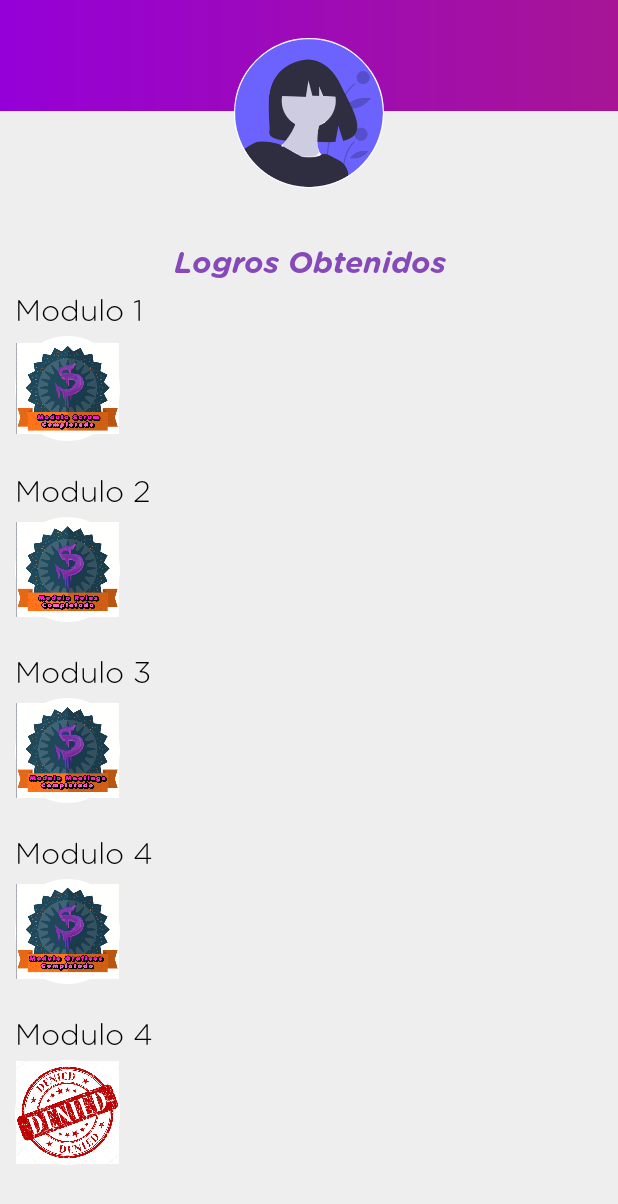
After one commit to PauCasado/TPEspecialMetodologia, an Android app: the LogrosActivity screen opened directly, with no data from a screen before it, on a phone screen of 412 x 824 dp. The commit adds this screen. Shown: the top 1204 px of the screen. Run offline under Robolectric (Android 15) with nearby library versions, the phone set to English and light mode, and no system bars.

Commit message:
se implemento la pantalla de logros

```diff
--- a/Android/app/build.gradle
+++ b/Android/app/build.gradle
@@ -53,6 +53,7 @@ dependencies {
     implementation 'androidx.navigation:navigation-fragment:2.3.0'
     implementation 'androidx.navigation:navigation-ui:2.3.0'
     implementation 'com.google.firebase:firebase-database:19.5.1'
+    implementation 'androidx.lifecycle:lifecycle-extensions:2.1.0'
     testImplementation 'junit:junit:4.12'
     androidTestImplementation 'androidx.test:runner:1.2.0'
     androidTestImplementation 'androidx.test.espresso:espresso-core:3.2.0'
--- a/Android/app/src/main/AndroidManifest.xml
+++ b/Android/app/src/main/AndroidManifest.xml
@@ -15,7 +15,8 @@
         android:theme="@style/AppTheme"
         tools:ignore="GoogleAppIndexingWarning"
         tools:replace="android:icon,android:theme">
-        <activity android:name=".presentation.view.activity.PosicionesActivity"></activity>
+        <activity android:name=".presentation.view.activity.LogrosActivity"></activity>
+        <activity android:name=".presentation.view.activity.PosicionesActivity" />
         <activity
             android:name=".presentation.view.activity.SplashScreen"
             android:noHistory="true"
--- a/Android/app/src/main/java/ar/edu/uade/scrumgame/presentation/presenter/ProfilePresenter.java
+++ b/Android/app/src/main/java/ar/edu/uade/scrumgame/presentation/presenter/ProfilePresenter.java
@@ -88,6 +88,7 @@ public class ProfilePresenter implements Presenter {
         },null);
     }
 
+
     private final class GetLoggedInUserObserver extends DefaultObserver<User> {
         @Override
         public void onNext(User loggedInUser) {
--- /dev/null
+++ b/Android/app/src/main/java/ar/edu/uade/scrumgame/presentation/view/activity/LogrosActivity.java
@@ -0,0 +1,18 @@
+package ar.edu.uade.scrumgame.presentation.view.activity;
+
+import androidx.appcompat.app.AppCompatActivity;
+
+import android.os.Bundle;
+
+import ar.edu.uade.scrumgame.R;
+import ar.edu.uade.scrumgame.presentation.view.fragment.ProfileFragment;
+
+public class LogrosActivity extends AppCompatActivity {
+
+    @Override
+    protected void onCreate(Bundle savedInstanceState) {
+        super.onCreate(savedInstanceState);
+        setContentView(R.layout.activity_logros);
+
+    }
+}
--- a/Android/app/src/main/java/ar/edu/uade/scrumgame/presentation/view/activity/MenuActivity.java
+++ b/Android/app/src/main/java/ar/edu/uade/scrumgame/presentation/view/activity/MenuActivity.java
@@ -74,9 +74,7 @@ public class MenuActivity extends BaseActivity implements HasComponent<LevelComp
     @Override
     public void tabla() {
         Intent intent = new Intent(MenuActivity.this,PosicionesActivity.class);
-       /* EditText editText = (EditText) findViewById(R.id.tabla_pos);*/
         startActivity(intent);
-
 
     }
 }
--- a/Android/app/src/main/java/ar/edu/uade/scrumgame/presentation/view/activity/PosicionesActivity.java
+++ b/Android/app/src/main/java/ar/edu/uade/scrumgame/presentation/view/activity/PosicionesActivity.java
@@ -33,11 +33,10 @@ public class PosicionesActivity extends AppCompatActivity {
         super.onCreate(savedInstanceState);
         setContentView(R.layout.activity_posiciones);
 
-       /* mTextViewDataApellido = (TextView) findViewById(R.id.textViewDataApellido);
+        mTextViewDataApellido = (TextView) findViewById(R.id.textViewDataApellido);
         //mTextViewDataNombre = (TextView) findViewById(R.id.textViewDataNombre);
         //mTextViewDataPuntaje = (TextView) findViewById(R.id.textViewDataPuntaje);
         mDatabase = FirebaseDatabase.getInstance().getReference();
-
         mDatabase.child("tabla_posiciones").addValueEventListener(new ValueEventListener() {
             @Override
             public void onDataChange(@NonNull DataSnapshot dataSnapshot) {
@@ -45,18 +44,15 @@ public class PosicionesActivity extends AppCompatActivity {
                     String apellido = dataSnapshot.child("apellido").getValue().toString();
                     String nombre = dataSnapshot.child("nombre").getValue().toString();
                     int puntaje = Integer.parseInt(dataSnapshot.child("puntaje").getValue().toString());
-
                     mTextViewDataApellido.setText(apellido + " " + nombre + " " + puntaje);
                     //mTextViewDataNombre.setText("El nombre es: " + nombre);
                     //mTextViewDataPuntaje.setText("El puntaje es: " + puntaje);
                 }
             }
-
             @Override
             public void onCancelled(@NonNull DatabaseError error) {
-
             }
-        });*/
+        });
     }
 
 
--- a/Android/app/src/main/java/ar/edu/uade/scrumgame/presentation/view/activity/ProfileActivity.java
+++ b/Android/app/src/main/java/ar/edu/uade/scrumgame/presentation/view/activity/ProfileActivity.java
@@ -1,5 +1,6 @@
 package ar.edu.uade.scrumgame.presentation.view.activity;
 
+import android.content.Intent;
 import android.os.Bundle;
 import android.view.Window;
 import ar.edu.uade.scrumgame.R;
@@ -40,4 +41,13 @@ public class ProfileActivity extends BaseActivity implements HasComponent<LevelC
     public void onLoggedOut() {
         this.navigator.navigateToLogin(this);
     }
+
+    @Override
+    public void verLogros() {
+        Intent intent = new Intent(ProfileActivity.this,LogrosActivity.class);
+        startActivity(intent);
+
+    }
+
+
 }
--- a/Android/app/src/main/java/ar/edu/uade/scrumgame/presentation/view/fragment/MenuFragment.java
+++ b/Android/app/src/main/java/ar/edu/uade/scrumgame/presentation/view/fragment/MenuFragment.java
@@ -2,15 +2,12 @@ package ar.edu.uade.scrumgame.presentation.view.fragment;
 
 import android.app.Activity;
 import android.content.Context;
-import android.content.Intent;
 import android.os.Bundle;
 import android.view.LayoutInflater;
 import android.view.View;
 import android.view.ViewGroup;
 import android.widget.Button;
-import android.widget.EditText;
 import android.widget.FrameLayout;
-import android.widget.ImageButton;
 import android.widget.ImageView;
 
 import androidx.annotation.Nullable;
@@ -29,8 +26,6 @@ import ar.edu.uade.scrumgame.presentation.models.UserModel;
 import ar.edu.uade.scrumgame.presentation.models.UserOverallDataModel;
 import ar.edu.uade.scrumgame.presentation.presenter.MenuPresenter;
 import ar.edu.uade.scrumgame.presentation.view.LevelListView;
-import ar.edu.uade.scrumgame.presentation.view.activity.MenuActivity;
-import ar.edu.uade.scrumgame.presentation.view.activity.PosicionesActivity;
 import ar.edu.uade.scrumgame.presentation.view.adapter.LevelsAdapter;
 import ar.edu.uade.scrumgame.presentation.view.adapter.LevelsLayoutManager;
 
--- a/Android/app/src/main/java/ar/edu/uade/scrumgame/presentation/view/fragment/ProfileFragment.java
+++ b/Android/app/src/main/java/ar/edu/uade/scrumgame/presentation/view/fragment/ProfileFragment.java
@@ -29,6 +29,7 @@ import javax.inject.Inject;
 public class ProfileFragment extends BaseFragment implements ProfileView {
     public interface ProfileListener {
         void onLoggedOut();
+        void verLogros();
     }
 
     @Inject
@@ -54,7 +55,7 @@ public class ProfileFragment extends BaseFragment implements ProfileView {
     @BindView(R.id.information_chip)
     Chip information;
     @BindView(R.id.achievements_chip)
-    Chip achievements;
+    Button achievements;
     @BindView(R.id.profile_picture_iv)
     ImageView profilePicture;
     @BindView(R.id.app_version_tv)
@@ -94,7 +95,9 @@ public class ProfileFragment extends BaseFragment implements ProfileView {
 
     private void setUpViews() {
         this.information.setOnCheckedChangeListener((buttonView, isChecked) -> ProfileFragment.this.changeSelectedChipStyle(this.information, isChecked));
+/*
         this.achievements.setOnCheckedChangeListener((buttonView, isChecked) -> ProfileFragment.this.changeSelectedChipStyle(this.achievements, isChecked));
+*/
         this.information.setSelected(true);
         this.information.setChecked(true);
     }
@@ -176,6 +179,10 @@ public class ProfileFragment extends BaseFragment implements ProfileView {
         this.getActivity().onBackPressed();
     }
 
+    @OnClick(R.id.achievements_chip)
+    public void logros(){this.profileListener.verLogros();}
+
+
     @Override
     public void profileLoaded(UserModel userProfile) {
         this.setUpFields(userProfile);
--- /dev/null
+++ b/Android/app/src/main/res/layout/activity_logros.xml
@@ -0,0 +1,219 @@
+<?xml version="1.0" encoding="utf-8"?>
+<LinearLayout xmlns:android="http://schemas.android.com/apk/res/android"
+    xmlns:app="http://schemas.android.com/apk/res-auto"
+    xmlns:tools="http://schemas.android.com/tools"
+    android:layout_width="match_parent"
+    android:layout_height="match_parent"
+    android:background="@color/appWhite80Opacity"
+    android:orientation="vertical"
+    android:paddingBottom="@dimen/activity_vertical_margin">
+
+    <androidx.constraintlayout.widget.ConstraintLayout
+        android:layout_width="match_parent"
+        android:layout_height="150dp"
+        app:layout_constraintBottom_toTopOf="@+id/linearLayout6"
+        app:layout_constraintEnd_toEndOf="parent"
+        app:layout_constraintStart_toStartOf="parent"
+        app:layout_constraintTop_toTopOf="parent">
+
+        <androidx.constraintlayout.widget.ConstraintLayout
+            android:layout_width="match_parent"
+            android:layout_height="@dimen/bar"
+            android:background="@drawable/gradient_background_logo"
+            app:layout_constraintEnd_toEndOf="parent"
+            app:layout_constraintStart_toStartOf="parent"
+            app:layout_constraintTop_toTopOf="parent">
+
+        </androidx.constraintlayout.widget.ConstraintLayout>
+
+        <ImageView
+            android:id="@+id/profile_picture_iv"
+            android:layout_width="100dp"
+            android:layout_height="100dp"
+            android:background="@drawable/white_border"
+            android:contentDescription="@string/profile_picture_cd"
+            app:layout_constraintBottom_toBottomOf="parent"
+            app:layout_constraintEnd_toEndOf="parent"
+            app:layout_constraintStart_toStartOf="parent"
+            app:layout_constraintTop_toTopOf="parent"
+            app:srcCompat="@drawable/female_avatar" />
+
+    </androidx.constraintlayout.widget.ConstraintLayout>
+
+    <ScrollView
+        android:layout_width="match_parent"
+        android:layout_height="wrap_content"
+        android:fillViewport="true">
+
+        <LinearLayout
+            android:id="@+id/linearLayout6"
+            android:layout_width="match_parent"
+            android:layout_height="wrap_content"
+            android:layout_marginBottom="32dp"
+            android:orientation="vertical"
+            android:paddingTop="10dp"
+            app:layout_constraintBottom_toBottomOf="parent"
+            app:layout_constraintTop_toTopOf="@+id/constraintLayout"
+            app:layout_constraintVertical_bias="0.785"
+            tools:ignore="MissingConstraints,UnknownId"
+            tools:layout_editor_absoluteX="0dp">
+
+
+            <androidx.appcompat.widget.AppCompatTextView
+                android:id="@+id/textViewDataLogros"
+                android:layout_width="match_parent"
+                android:layout_height="match_parent"
+                android:layout_marginBottom="5dp"
+                android:fontFamily="@font/gotham_rounded_bold_italic"
+                android:gravity="center_horizontal"
+                android:text="Logros Obtenidos"
+                android:textAlignment="center"
+                android:textColor="@color/jelly"
+                android:textSize="20sp"
+                android:visibility="visible" />
+
+            <androidx.appcompat.widget.AppCompatTextView
+                android:id="@+id/modulo1"
+                android:layout_width="match_parent"
+                android:layout_height="match_parent"
+                android:layout_marginLeft="10dp"
+                android:layout_marginBottom="5dp"
+                android:fontFamily="@font/gotham_rounded_light"
+                android:text="Modulo 1"
+                android:textColor="@color/black"
+                android:textSize="20sp"
+                android:visibility="visible" />
+
+
+            <ImageView
+                android:id="@+id/insignia1"
+                android:layout_width="70dp"
+                android:layout_height="70dp"
+                android:layout_marginLeft="10dp"
+                android:layout_marginBottom="20dp"
+                android:background="@drawable/white_border"
+                android:contentDescription="@string/profile_picture_cd"
+                app:layout_constraintBottom_toBottomOf="parent"
+                app:layout_constraintEnd_toEndOf="parent"
+                app:layout_constraintStart_toStartOf="parent"
+                app:layout_constraintTop_toTopOf="parent"
+                app:srcCompat="@mipmap/logro_scrum" />
+
+            <androidx.appcompat.widget.AppCompatTextView
+                android:id="@+id/modulo2"
+                android:layout_width="match_parent"
+                android:layout_height="match_parent"
+                android:layout_marginLeft="10dp"
+                android:layout_marginBottom="5dp"
+                android:fontFamily="@font/gotham_rounded_light"
+                android:text="Modulo 2"
+                android:textColor="@color/black"
+                android:textSize="20sp"
+                android:visibility="visible" />
+
+
+            <ImageView
+                android:id="@+id/insignia2"
+                android:layout_width="70dp"
+                android:layout_height="70dp"
+                android:layout_marginLeft="10dp"
+                android:layout_marginBottom="20dp"
+                android:background="@drawable/white_border"
+                android:contentDescription="@string/profile_picture_cd"
+                app:layout_constraintBottom_toBottomOf="parent"
+                app:layout_constraintEnd_toEndOf="parent"
+                app:layout_constraintStart_toStartOf="parent"
+                app:layout_constraintTop_toTopOf="parent"
+                app:srcCompat="@mipmap/logro_roles" />
+
+
+            <androidx.appcompat.widget.AppCompatTextView
+                android:id="@+id/modulo3"
+                android:layout_width="match_parent"
+                android:layout_height="match_parent"
+                android:layout_marginLeft="10dp"
+                android:layout_marginBottom="5dp"
+                android:fontFamily="@font/gotham_rounded_light"
+                android:text="Modulo 3"
+                android:textColor="@color/black"
+                android:textSize="20sp"
+                android:visibility="visible" />
+
+
+            <ImageView
+                android:id="@+id/insignia3"
+                android:layout_width="70dp"
+                android:layout_height="70dp"
+                android:layout_marginLeft="10dp"
+                android:layout_marginBottom="20dp"
+                android:background="@drawable/white_border"
+                android:contentDescription="@string/profile_picture_cd"
+                app:layout_constraintBottom_toBottomOf="parent"
+                app:layout_constraintEnd_toEndOf="parent"
+                app:layout_constraintStart_toStartOf="parent"
+                app:layout_constraintTop_toTopOf="parent"
+                app:srcCompat="@mipmap/logro_meetings" />
+
+
+            <androidx.appcompat.widget.AppCompatTextView
+                android:id="@+id/modulo4"
+                android:layout_width="match_parent"
+                android:layout_height="match_parent"
+                android:layout_marginLeft="10dp"
+                android:layout_marginBottom="5dp"
+                android:fontFamily="@font/gotham_rounded_light"
+                android:text="Modulo 4"
+                android:textColor="@color/black"
+                android:textSize="20sp"
+                android:visibility="visible" />
+
+
+            <ImageView
+                android:id="@+id/insignia4"
+                android:layout_width="70dp"
+                android:layout_height="70dp"
+                android:layout_marginLeft="10dp"
+                android:layout_marginBottom="20dp"
+                android:background="@drawable/white_border"
+                android:contentDescription="@string/profile_picture_cd"
+                app:layout_constraintBottom_toBottomOf="parent"
+                app:layout_constraintEnd_toEndOf="parent"
+                app:layout_constraintStart_toStartOf="parent"
+                app:layout_constraintTop_toTopOf="parent"
+                app:srcCompat="@mipmap/logro_graficos" />
+
+            <androidx.appcompat.widget.AppCompatTextView
+                android:id="@+id/modulo5"
+                android:layout_width="match_parent"
+                android:layout_height="match_parent"
+                android:layout_marginLeft="10dp"
+                android:layout_marginBottom="5dp"
+                android:fontFamily="@font/gotham_rounded_light"
+                android:text="Modulo 4"
+                android:textColor="@color/black"
+                android:textSize="20sp"
+                android:visibility="visible" />
+
+
+            <ImageView
+                android:id="@+id/insignia5"
+                android:layout_width="70dp"
+                android:layout_height="70dp"
+                android:layout_marginLeft="10dp"
+                android:layout_marginBottom="20dp"
+                android:background="@drawable/white_border"
+                android:contentDescription="@string/profile_picture_cd"
+                app:layout_constraintBottom_toBottomOf="parent"
+                app:layout_constraintEnd_toEndOf="parent"
+                app:layout_constraintStart_toStartOf="parent"
+                app:layout_constraintTop_toTopOf="parent"
+                app:srcCompat="@mipmap/logro_no_alcanzado" />
+
+
+
+        </LinearLayout>
+
+    </ScrollView>
+
+
+</LinearLayout>
--- a/Android/app/src/main/res/layout/activity_posiciones.xml
+++ b/Android/app/src/main/res/layout/activity_posiciones.xml
@@ -38,40 +38,6 @@
 
     </androidx.constraintlayout.widget.ConstraintLayout>
 
-    <!--<androidx.constraintlayout.widget.ConstraintLayout
-        android:id="@+id/constraintLayout"
-        android:layout_width="match_parent"
-        android:layout_height="150dp"
-        app:layout_constraintEnd_toEndOf="parent"
-        app:layout_constraintStart_toStartOf="parent"
-        app:layout_constraintTop_toTopOf="parent">
-
-       &lt;!&ndash; <androidx.constraintlayout.widget.ConstraintLayout
-            android:layout_width="match_parent"
-            android:layout_height="@dimen/bar"
-            android:background="@color/white"
-            app:layout_constraintEnd_toEndOf="parent"
-            app:layout_constraintStart_toStartOf="parent"
-            app:layout_constraintTop_toTopOf="parent">
-
-
-            <androidx.appcompat.widget.AppCompatTextView
-                android:id="@+id/textViewDataApellido8"
-                android:layout_width="match_parent"
-                android:layout_height="match_parent"
-                android:layout_marginBottom="5dp"
-                android:fontFamily="@font/gotham_rounded_bold"
-                android:gravity="center_horizontal"
-                android:text="Puntaje"
-                android:textAlignment="center"
-                android:textColor="@color/black"
-                android:textSize="20sp"
-                android:visibility="visible" />
-        </androidx.constraintlayout.widget.ConstraintLayout>&ndash;&gt;
-
-
-    </androidx.constraintlayout.widget.ConstraintLayout>
--->
 
     <LinearLayout
         android:id="@+id/linearLayout6"
@@ -84,7 +50,7 @@
         app:layout_constraintBottom_toBottomOf="parent"
         app:layout_constraintTop_toTopOf="@+id/constraintLayout"
         app:layout_constraintVertical_bias="0.785"
-        tools:ignore="MissingConstraints"
+        tools:ignore="MissingConstraints,UnknownId"
         tools:layout_editor_absoluteX="0dp">
 
 
@@ -127,7 +93,7 @@
             android:layout_height="match_parent"
             android:layout_marginBottom="20dp"
             android:fontFamily="@font/gotham_rounded_light"
-            android:text="Puntaje: 100"
+            android:text="Puntaje: 80"
             android:textColor="@color/black"
             android:textSize="20sp"
             android:visibility="visible" />
@@ -149,7 +115,7 @@
             android:layout_height="match_parent"
             android:layout_marginBottom="20dp"
             android:fontFamily="@font/gotham_rounded_light"
-            android:text="Puntaje: 100"
+            android:text="Puntaje: 50"
             android:textColor="@color/black"
             android:textSize="20sp"
             android:visibility="visible" />
@@ -171,7 +137,7 @@
             android:layout_height="match_parent"
             android:layout_marginBottom="20dp"
             android:fontFamily="@font/gotham_rounded_light"
-            android:text="Puntaje: 100"
+            android:text="Puntaje: 30"
             android:textColor="@color/black"
             android:textSize="20sp"
             android:visibility="visible" />
@@ -193,7 +159,7 @@
             android:layout_height="match_parent"
             android:layout_marginBottom="20dp"
             android:fontFamily="@font/gotham_rounded_light"
-            android:text="Puntaje: 100"
+            android:text="Puntaje: 20"
             android:textColor="@color/black"
             android:textSize="20sp"
             android:visibility="visible" />
--- a/Android/app/src/main/res/layout/fragment_profile.xml
+++ b/Android/app/src/main/res/layout/fragment_profile.xml
@@ -40,8 +40,8 @@
                 app:layout_constraintBottom_toBottomOf="parent"
                 app:layout_constraintStart_toStartOf="parent"
                 app:layout_constraintTop_toTopOf="parent" />
+
         </androidx.constraintlayout.widget.ConstraintLayout>
-
         <ImageView
             android:id="@+id/profile_picture_iv"
             android:layout_width="100dp"
@@ -53,7 +53,6 @@
             app:layout_constraintStart_toStartOf="parent"
             app:layout_constraintTop_toTopOf="parent"
             app:srcCompat="@drawable/female_avatar" />
-
     </androidx.constraintlayout.widget.ConstraintLayout>
 
     <ScrollView
@@ -66,8 +65,7 @@
             android:layout_height="wrap_content"
             android:layout_marginLeft="@dimen/activity_horizontal_margin"
             android:layout_marginRight="@dimen/activity_horizontal_margin"
-            android:orientation="vertical"
-           >
+            android:orientation="vertical">
 
             <com.google.android.material.chip.ChipGroup
                 android:id="@+id/profile_cg"
@@ -272,10 +270,10 @@
                 android:layout_marginTop="10dp"
                 android:layout_marginBottom="5dp"
                 android:fontFamily="@font/gotham_rounded_light"
+                android:gravity="center_horizontal"
                 android:textAlignment="center"
                 android:textColor="@color/gray"
-                android:textSize="14sp"
-                android:gravity="center_horizontal" />
+                android:textSize="14sp" />
         </LinearLayout>
 
     </ScrollView>
```
Also changed, not shown: Android/app/src/main/res/mipmap-mdpi/logro_graficos.jpg (added), Android/app/src/main/res/mipmap-mdpi/logro_meetings.jpg (added), Android/app/src/main/res/mipmap-mdpi/logro_no_alcanzado.jpg (added), Android/app/src/main/res/mipmap-mdpi/logro_roles.jpg (added), Android/app/src/main/res/mipmap-mdpi/logro_scrum.jpg (added), Android/app/src/main/res/mipmap-mdpi/perfil_celeste.jpeg (added).
